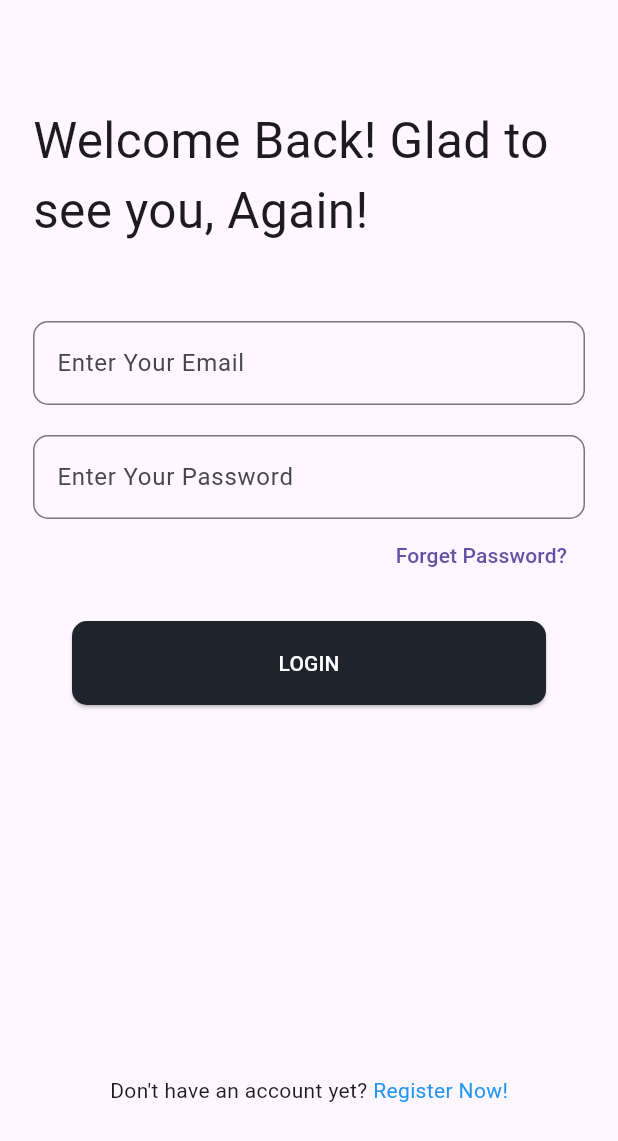
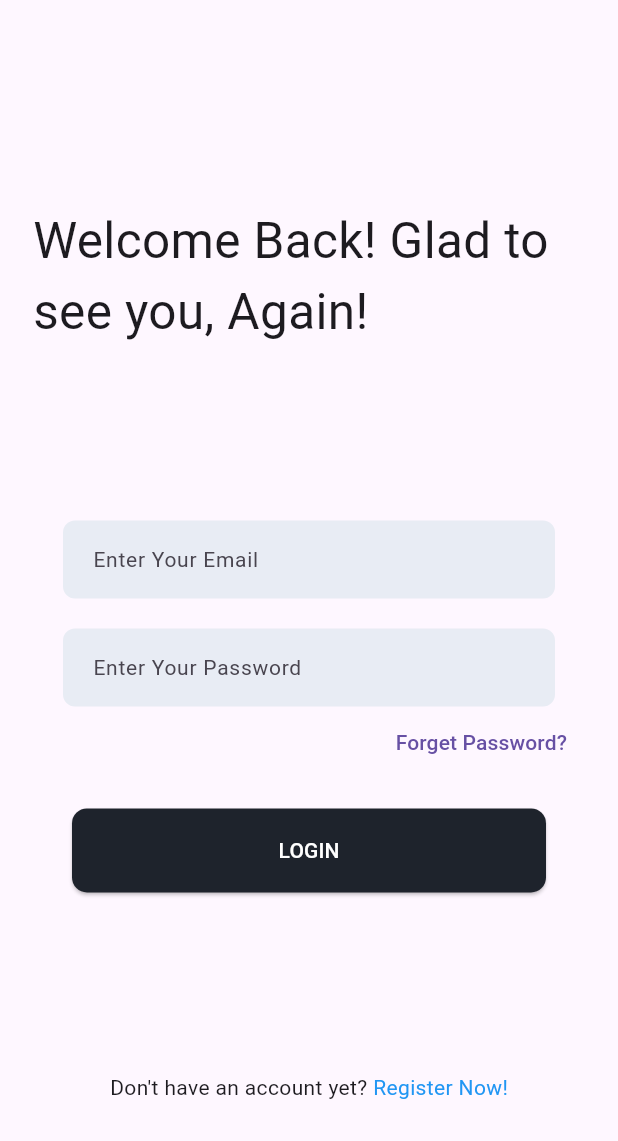
Before and after one commit to adiyuda46/rentV2, a Flutter app: the screen it shows after launch, after a tap on "LOGIN", on a phone screen of 412 x 824 dp. Shown: the top 1141 px of the screen. Run offline on Flutter 3.47's test engine with Material 3 defaults, Android fonts, the phone set to English and light mode, and no system bars; our stand-ins replace firebase_auth, firebase_core, google_sign_in; accounts and stored records are empty; network calls fail.

Commit message:
login register page

```diff
--- a/lib/screens/login_email_password_screen.dart
+++ b/lib/screens/login_email_password_screen.dart
@@ -1,7 +1,6 @@
 import 'package:firebase_auth_demo/services/firebase_auth_methods.dart';
 import 'package:firebase_auth_demo/shared/theme.dart';
 import 'package:firebase_auth_demo/widgets/custom_textfield.dart';
-import 'package:firebase_auth_demo/widgets/inputText.dart';
 import 'package:flutter/material.dart';
 import 'package:provider/provider.dart';
 
@@ -27,27 +26,33 @@ class _EmailPasswordLoginState extends State<EmailPasswordLogin> {
 
   @override
   Widget build(BuildContext context) {
-    final double tinggi = MediaQuery.of(context).size.height;
-    final double lebar = MediaQuery.of(context).size.width;
     return Scaffold(
       body: Padding(
         padding: const EdgeInsets.fromLTRB(22, 70, 22, 22),
-        child: SingleChildScrollView(
-          keyboardDismissBehavior: ScrollViewKeyboardDismissBehavior.manual,
         child: Column(
+          mainAxisAlignment: MainAxisAlignment.center,
           children: [
            Text(
                   "Welcome Back! Glad to see you, Again!",
                   style: TextStyle(fontSize: 33),
                 ),
-              SizedBox(
-                height: 50,
+            SizedBox(height: MediaQuery.of(context).size.height * 0.08),
+            const SizedBox(height: 50),
+            Container(
+              margin: const EdgeInsets.symmetric(horizontal: 20),
+              child: CustomTextField(
+                controller: emailController,
+                hintText: 'Enter Your Email',
               ),
-              InputText(hintText: "Enter Your Email"),
-              SizedBox(
-                height: 20,
             ),
-              InputText(hintText: "Enter Your Password"),
+            const SizedBox(height: 20),
+            Container(
+              margin: const EdgeInsets.symmetric(horizontal: 20),
+              child: CustomTextField(
+                controller: passwordController,
+                hintText: 'Enter Your Password',
+              ),
+            ),
              Align(
                 alignment: Alignment.centerRight,
                 child: TextButton(
@@ -57,12 +62,11 @@ class _EmailPasswordLoginState extends State<EmailPasswordLogin> {
                   child: Text("Forget Password?"),
                 ),
               ),
-              SizedBox(
-                height: 20,
-              ),
+            const SizedBox(height: 20),
             ElevatedButton(
                 onPressed: () {
-                  Navigator.pushReplacementNamed(context, '/MyBottomNavigationBar');
+                  //Navigator.pushReplacementNamed(context, '/MyBottomNavigationBar');
+                  loginUser();
                 },
                 child: Text(
                   "LOGIN",
@@ -76,14 +80,14 @@ class _EmailPasswordLoginState extends State<EmailPasswordLogin> {
                   ),
                 ),
               ),
-              SizedBox(height: tinggi * 0.3,),
+              const SizedBox(height: 120),
               Row(
                 mainAxisAlignment: MainAxisAlignment.center,
                 children: [
                   Text("Don't have an account yet? "),
                   InkWell(
                 onTap: () {
-                  Navigator.pushReplacementNamed(context, '/signup-email-password');
+                  Navigator.pushReplacementNamed(context, '/RegisterPage');
                 },
                 child: Text(
                   "Register Now!",
@@ -95,7 +99,6 @@ class _EmailPasswordLoginState extends State<EmailPasswordLogin> {
           ],
         ),
       ),
-      ),
     );
   }
 }
--- a/lib/widgets/custom_textfield.dart
+++ b/lib/widgets/custom_textfield.dart
@@ -26,7 +26,7 @@ class CustomTextField extends StatelessWidget {
         contentPadding:
             const EdgeInsets.symmetric(horizontal: 16, vertical: 14),
         filled: true,
-        fillColor: const Color(0xffF5F6FA),
+        fillColor: const Color(0xffE8ECF4),
         hintText: hintText,
         hintStyle: const TextStyle(
           fontSize: 14,
```
Also changed, not shown: lib/screens/signup_email_password_screen.dart (+46 -30 lines). Lines whose indentation alone changed are shown as unchanged.
